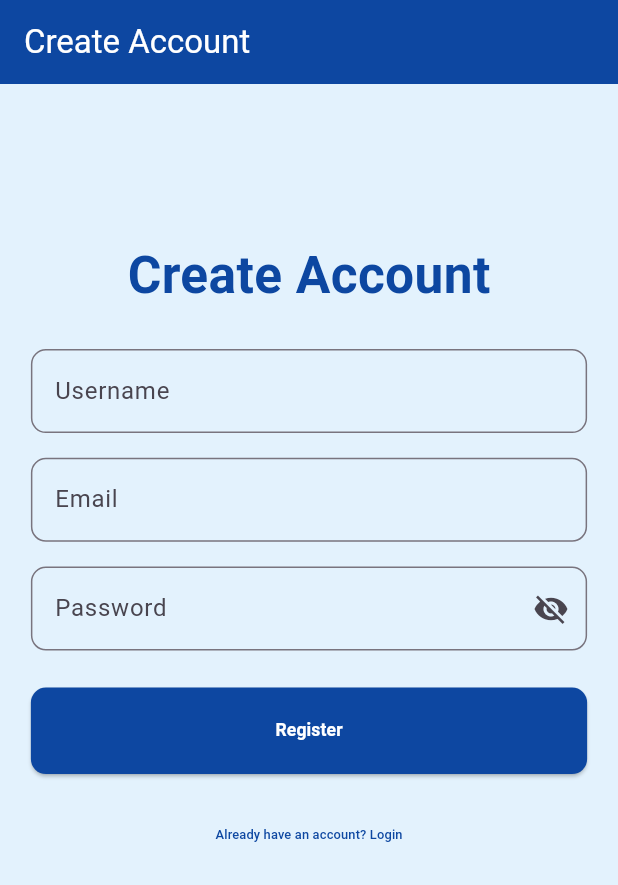
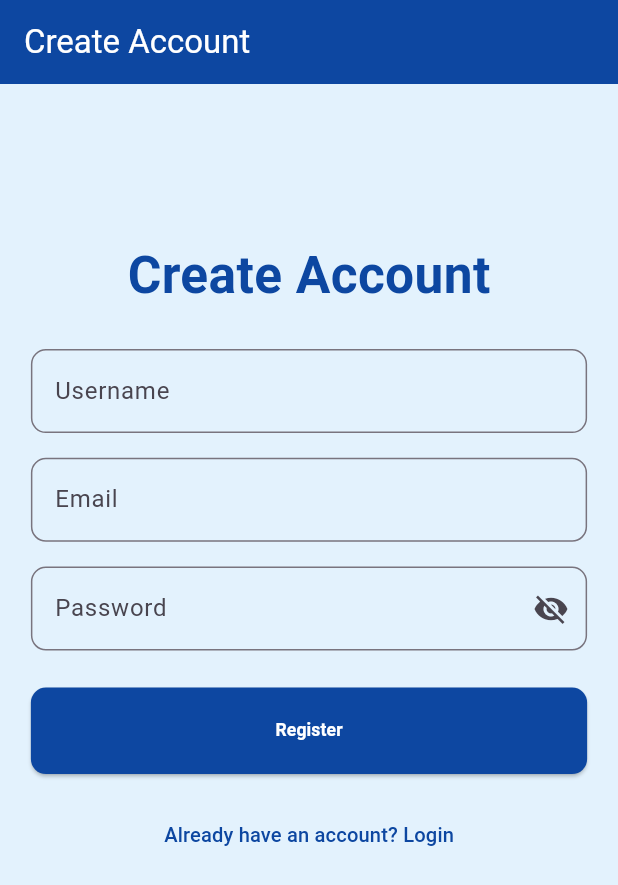
Before and after one commit to Farouq-beginner/animinfo, a Flutter app: the screen it shows after launch, after a tap on an icon or button, on a phone screen of 412 x 824 dp. Shown: the top 885 px of the screen. Run offline on Flutter 3.47's test engine with Material 3 defaults, Android fonts, the light colour scheme and no system bars; our stand-ins replace auto_size_text, dartz, dio, equatable, flutter_bloc, go_router and 3 more; accounts and stored records are empty.

Commit message:
Fix Size

```diff
--- a/lib/presentation/pages/login_page.dart
+++ b/lib/presentation/pages/login_page.dart
@@ -130,7 +130,7 @@ class _LoginPageState extends State<LoginPage> {
                       child: Text(
                         'Don\'t have an account? Register',
                         style: TextStyle(
-                          fontSize: 12.sp,
+                          fontSize: 15.sp,
                           color: Colors.blue[900],
                         ),
                       ),
--- a/lib/presentation/pages/register_page.dart
+++ b/lib/presentation/pages/register_page.dart
@@ -144,7 +144,7 @@ class _RegisterPageState extends State<RegisterPage> {
                       child: Text(
                         'Already have an account? Login',
                         style: TextStyle(
-                          fontSize: 12.sp,
+                          fontSize: 15.sp,
                           color: Colors.blue[900],
                         ),
                       ),
```
